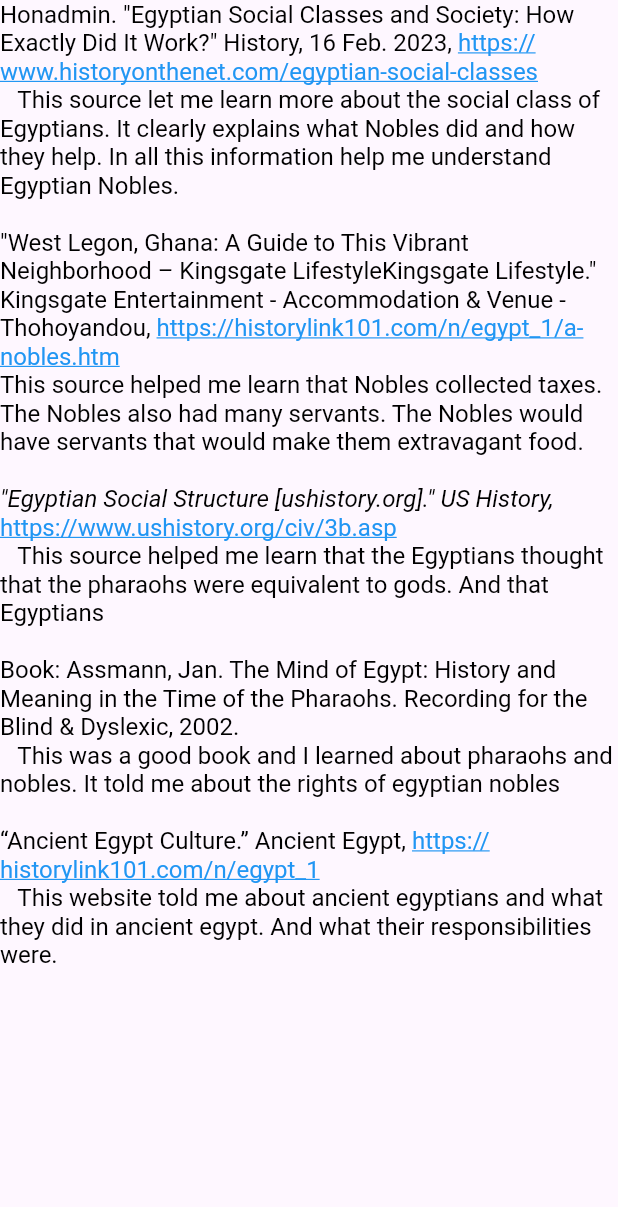
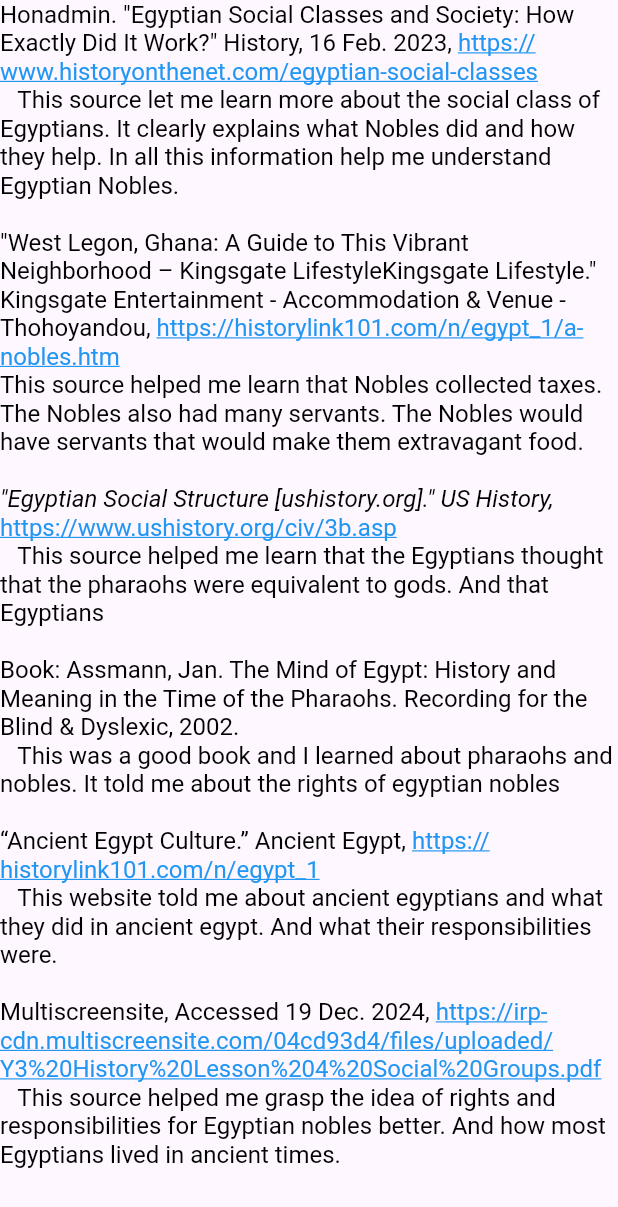
Before and after one commit to ShadowBlade9000/nhd_project, a Flutter app: the TextWithHyperlinks widget shown alone on an empty page, opened directly, on a phone screen of 412 x 824 dp. Shown: the top 1207 px of the screen. Run offline on Flutter 3.47's test engine with Material 3 defaults, Android fonts, the phone set to English and light mode, and no system bars; network calls fail.

Commit message:
bib done

```diff
--- a/lib/bib.dart
+++ b/lib/bib.dart
@@ -157,7 +157,24 @@ class TextWithHyperlinks extends StatelessWidget {
           const TextSpan(
             text: '\n   This website told me about ancient egyptians and what they did in ancient egypt. And what their responsibilities were.\n\n',
           ),
-
+          TextSpan(
+            text: '''Multiscreensite, Accessed 19 Dec. 2024, '''
+          ),
+          TextSpan(
+            text: 'https://irp-cdn.multiscreensite.com/04cd93d4/files/uploaded/Y3%20History%20Lesson%204%20Social%20Groups.pdf',
+            style: const TextStyle(
+              color: Colors.blue,
+              decoration: TextDecoration.underline,
+              fontSize: 16,
+            ),
+            recognizer: TapGestureRecognizer()
+              ..onTap = () {
+                _launchURL('https://irp-cdn.multiscreensite.com/04cd93d4/files/uploaded/Y3%20History%20Lesson%204%20Social%20Groups.pdf');
+              },
+          ),
+          TextSpan(
+            text: '''\n   This source helped me grasp the idea of rights and responsibilities for Egyptian nobles better. And how most Egyptians lived in ancient times.'''
+          ),
         ],
       ),
     );
```
